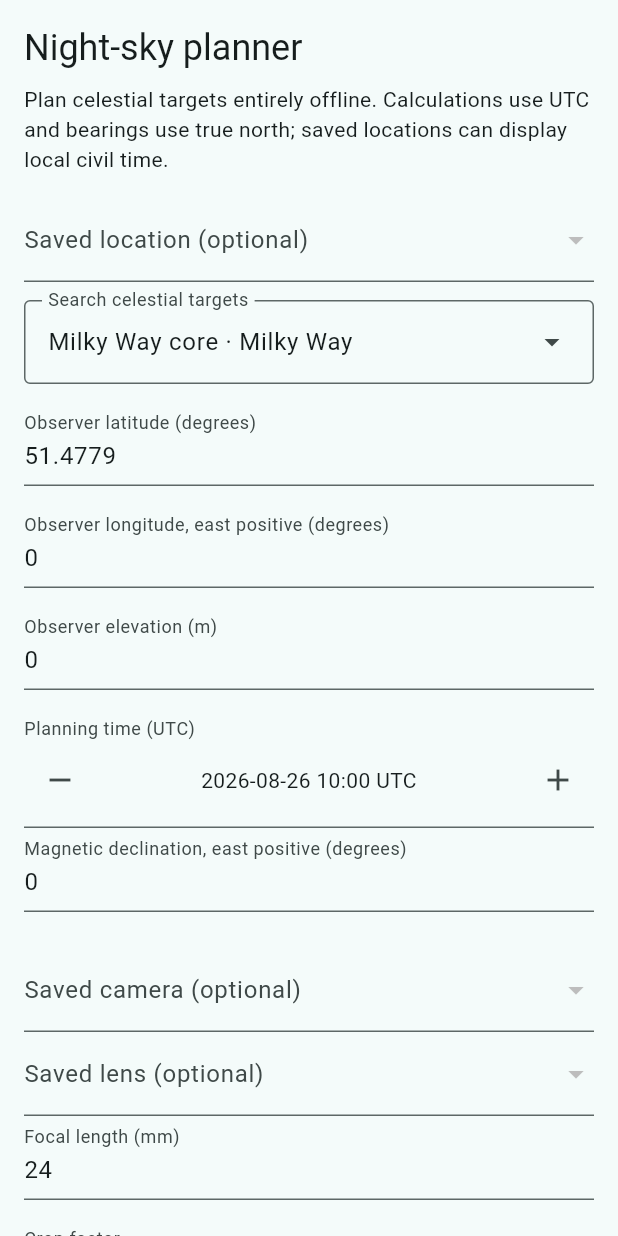
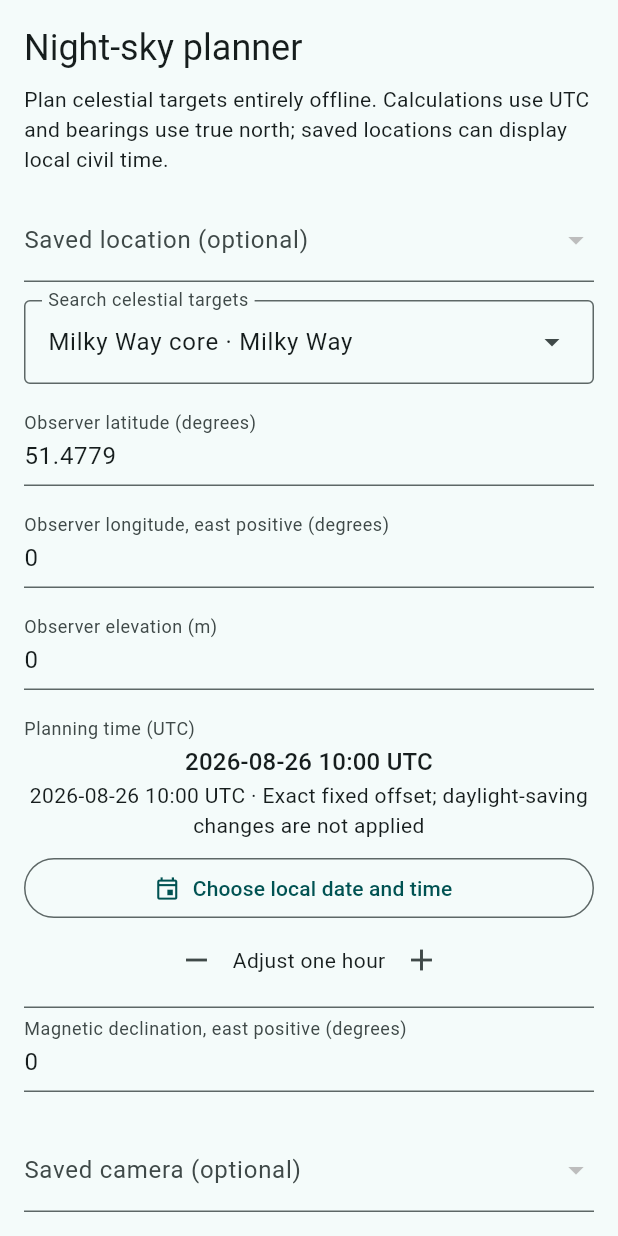
Before and after one commit to Tructruc/camera-assitant, a Flutter app: the AstronomyScreen widget shown alone on an empty page, opened directly, on a phone screen of 412 x 824 dp. Run offline on Flutter 3.47's test engine with Material 3 defaults, Android fonts, the phone set to English and light mode, and no system bars; our stand-ins replace camera, drift, drift_flutter, flutter_compass, flutter_riverpod, geolocator and 2 more; accounts and stored records are empty.

Commit message:
feat: add local civil time planning

```diff
--- a/lib/features/astronomy/presentation/astronomy_screen.dart
+++ b/lib/features/astronomy/presentation/astronomy_screen.dart
@@ -160,29 +160,7 @@ class _AstronomyScreenState extends ConsumerState<AstronomyScreen> {
           controller: _elevation,
           errorText: _errors['observerElevationMetres'],
         ),
-        InputDecorator(
-          decoration: const InputDecoration(labelText: 'Planning time (UTC)'),
-          child: Row(
-            children: [
-              IconButton(
-                tooltip: 'One hour earlier',
-                onPressed: () => _shiftTime(-1),
-                icon: const Icon(Icons.remove),
-              ),
-              Expanded(
-                child: Text(
-                  DateFormat("yyyy-MM-dd HH:mm 'UTC'").format(_instantUtc),
-                  textAlign: TextAlign.center,
-                ),
-              ),
-              IconButton(
-                tooltip: 'One hour later',
-                onPressed: () => _shiftTime(1),
-                icon: const Icon(Icons.add),
-              ),
-            ],
-          ),
-        ),
+        _planningTimeControl(),
         CalculatorNumberField(
           label: 'Magnetic declination, east positive (degrees)',
           controller: _magneticDeclination,
@@ -428,6 +406,82 @@ class _AstronomyScreenState extends ConsumerState<AstronomyScreen> {
     _instantUtc = _instantUtc.add(Duration(hours: hours));
     _result = null;
   });
+
+  Widget _planningTimeControl() {
+    final time = PlanningTimeContext.parse(_timeZoneId);
+    return InputDecorator(
+      decoration: InputDecoration(
+        labelText: 'Planning time (${time.timeZoneId})',
+      ),
+      child: Column(
+        crossAxisAlignment: CrossAxisAlignment.stretch,
+        children: [
+          Text(
+            time.format(_instantUtc),
+            textAlign: TextAlign.center,
+            style: Theme.of(context).textTheme.titleMedium,
+          ),
+          Text(
+            '${DateFormat("yyyy-MM-dd HH:mm 'UTC'").format(_instantUtc)} · ${time.confidenceLabel}',
+            textAlign: TextAlign.center,
+          ),
+          const SizedBox(height: 8),
+          OutlinedButton.icon(
+            onPressed: _pickLocalDateTime,
+            icon: const Icon(Icons.event_outlined),
+            label: const Text('Choose local date and time'),
+          ),
+          Row(
+            mainAxisAlignment: MainAxisAlignment.center,
+            children: [
+              IconButton(
+                tooltip: 'One hour earlier',
+                onPressed: () => _shiftTime(-1),
+                icon: const Icon(Icons.remove),
+              ),
+              const Text('Adjust one hour'),
+              IconButton(
+                tooltip: 'One hour later',
+                onPressed: () => _shiftTime(1),
+                icon: const Icon(Icons.add),
+              ),
+            ],
+          ),
+        ],
+      ),
+    );
+  }
+
+  Future<void> _pickLocalDateTime() async {
+    final time = PlanningTimeContext.parse(_timeZoneId);
+    final initial = time.localCivilTime(_instantUtc);
+    final selectedDate = await showDatePicker(
+      context: context,
+      initialDate: initial,
+      firstDate: DateTime(1800),
+      lastDate: DateTime(2050, 12, 31),
+      helpText: 'Choose local date · ${time.timeZoneId}',
+    );
+    if (selectedDate == null || !mounted) return;
+    final selectedTime = await showTimePicker(
+      context: context,
+      initialTime: TimeOfDay.fromDateTime(initial),
+      helpText: 'Choose local time · ${time.timeZoneId}',
+    );
+    if (selectedTime == null || !mounted) return;
+    final localCivilTime = DateTime(
+      selectedDate.year,
+      selectedDate.month,
+      selectedDate.day,
+      selectedTime.hour,
+      selectedTime.minute,
+    );
+    setState(() {
+      _instantUtc = time.toUtc(localCivilTime);
+      _result = null;
+    });
+  }
+
   void _applyLens(Lens? lens) => setState(() {
     _lens = lens;
     if (lens != null) _focalLength.text = lens.minimumFocalLengthMm.toString();
--- a/lib/features/planning/domain/planning_time_context.dart
+++ b/lib/features/planning/domain/planning_time_context.dart
@@ -70,4 +70,49 @@ final class PlanningTimeContext {
     final suffix = canConvertOffline ? timeZoneId : 'UTC';
     return '${DateFormat('yyyy-MM-dd HH:mm').format(local)} $suffix';
   }
+
+  /// Returns wall-clock fields suitable for local date and time controls.
+  ///
+  /// The returned [DateTime] deliberately carries no timezone meaning; callers
+  /// should pass the selected fields back through [toUtc].
+  DateTime localCivilTime(DateTime instantUtc) {
+    final utc = instantUtc.toUtc();
+    final local = location != null
+        ? tz.TZDateTime.from(utc, location!)
+        : offset == null
+        ? utc
+        : utc.add(offset!);
+    return DateTime(
+      local.year,
+      local.month,
+      local.day,
+      local.hour,
+      local.minute,
+      local.second,
+    );
+  }
+
+  /// Interprets [localCivilTime] as wall-clock fields in this context.
+  DateTime toUtc(DateTime localCivilTime) {
+    if (location != null) {
+      return tz.TZDateTime(
+        location!,
+        localCivilTime.year,
+        localCivilTime.month,
+        localCivilTime.day,
+        localCivilTime.hour,
+        localCivilTime.minute,
+        localCivilTime.second,
+      ).toUtc();
+    }
+    final fieldsAsUtc = DateTime.utc(
+      localCivilTime.year,
+      localCivilTime.month,
+      localCivilTime.day,
+      localCivilTime.hour,
+      localCivilTime.minute,
+      localCivilTime.second,
+    );
+    return offset == null ? fieldsAsUtc : fieldsAsUtc.subtract(offset!);
+  }
 }
```
Also changed, not shown: 3 other files.
